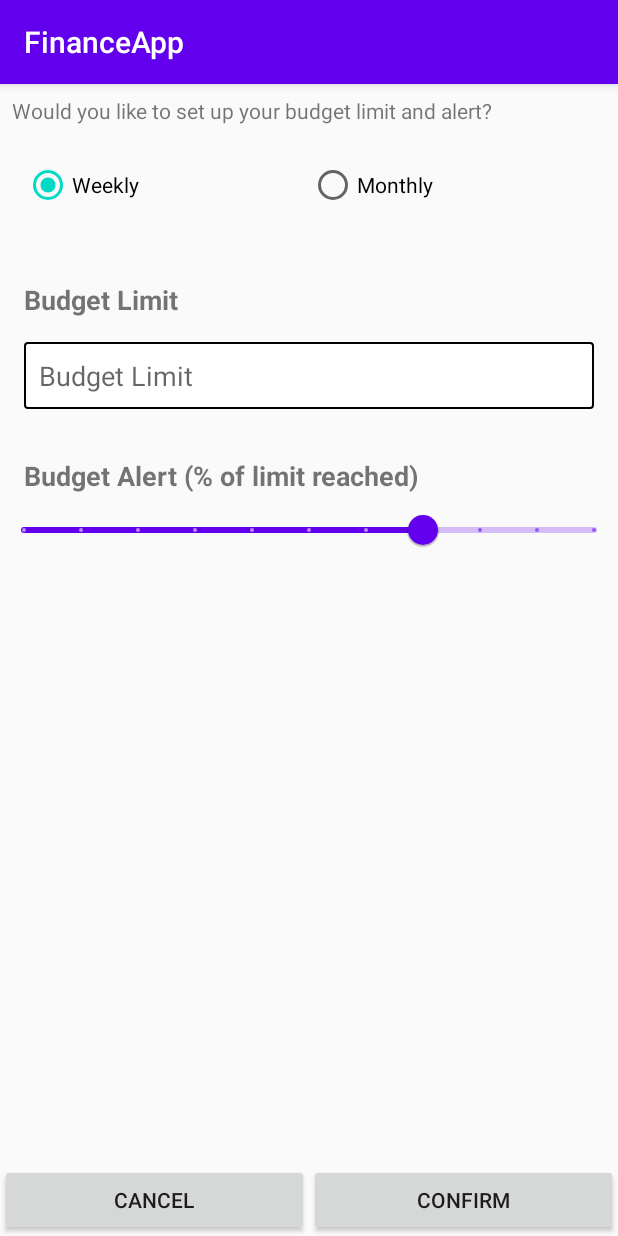
After one commit to csc668-868-hakunamatata/android-finance-app, an Android app: the InitSetupActivity screen opened directly, with no data from a screen before it, on a phone screen of 412 x 824 dp. The commit adds this screen. Run offline under Robolectric (Android 15) with nearby library versions, the phone set to English and light mode, and no system bars; our stand-ins replace Firebase (no records; nobody signed in at launch, a user with empty details on screens opened directly).

Commit message:
Added Initial setup activity
Added initial setup for first time login. This includes setting up budget limit and setting alert %. Only front end is completed. Commented out push notification

```diff
--- a/app/src/main/AndroidManifest.xml
+++ b/app/src/main/AndroidManifest.xml
@@ -8,13 +8,13 @@
         android:roundIcon="@mipmap/ic_launcher_round"
         android:supportsRtl="true"
         android:theme="@style/AppTheme">
-        <activity android:name=".activities.NewTransactionActivity"
+        <activity android:name=".activities.InitSetupActivity"></activity>
+        <activity
+            android:name=".activities.NewTransactionActivity"
             android:theme="@style/AppTheme.NoActionBar" />
         <activity
             android:name=".activities.HomePageActivity"
             android:theme="@style/AppTheme.NoActionBar" />
-
-
         <activity android:name=".activities.SignupActivity" />
         <activity android:name=".activities.LoginActivity">
             <intent-filter>
--- a/app/src/main/java/com/example/financeapp/activities/HomePageActivity.java
+++ b/app/src/main/java/com/example/financeapp/activities/HomePageActivity.java
@@ -1,6 +1,7 @@
 package com.example.financeapp.activities;
 
 import androidx.annotation.NonNull;
+import androidx.annotation.RequiresApi;
 import androidx.appcompat.app.ActionBarDrawerToggle;
 import androidx.appcompat.app.AppCompatActivity;
 import androidx.core.app.NotificationCompat;
@@ -124,14 +125,15 @@ public class HomePageActivity extends AppCompatActivity implements View.OnClickL
             String clientId = mAuth.getCurrentUser().getUid();
             DatabaseReference ref = FirebaseDatabase.getInstance().getReference("Clients/" + clientId);
             ref.child("currentBalance").get().addOnCompleteListener(new OnCompleteListener<DataSnapshot>() {
+                @RequiresApi(api = Build.VERSION_CODES.KITKAT)
                 @Override
                 public void onComplete(@NonNull Task<DataSnapshot> task) {
                     if (task.isSuccessful()) {
                         currentBalance.setText(String.valueOf(Objects.requireNonNull(task.getResult()).getValue()));
                         if (task.getResult() != null){
-                           if (task.getResult().getValue() != null && (long) task.getResult().getValue() <=0.0){
-                               createBudgetAlert("You have exceeded the Budget Limit!");
-                           };
+//                           if (task.getResult().getValue() != null && (long) task.getResult().getValue() <=0.0){
+//                               createBudgetAlert("You have exceeded the Budget Limit!");
+//                           };
                         }
                         Log.d("TheCurrentBalance", Objects.requireNonNull(task.getResult().getValue()).toString());
                     } else {
--- /dev/null
+++ b/app/src/main/java/com/example/financeapp/activities/InitSetupActivity.java
@@ -0,0 +1,36 @@
+package com.example.financeapp.activities;
+
+import androidx.appcompat.app.AppCompatActivity;
+
+import android.os.Bundle;
+import android.view.View;
+import android.widget.Button;
+import android.widget.EditText;
+import android.widget.RadioGroup;
+
+import com.example.financeapp.R;
+import com.google.firebase.auth.FirebaseAuth;
+
+public class InitSetupActivity extends AppCompatActivity {
+    private EditText budgetLimit;
+    private Button submit, cancel;
+    private FirebaseAuth mAuth;
+    private RadioGroup initRadioGroup;
+
+    @Override
+    protected void onCreate(Bundle savedInstanceState) {
+        super.onCreate(savedInstanceState);
+        setContentView(R.layout.activity_init_setup);
+        budgetLimit = (EditText) findViewById(R.id.ET_budgetLimit);
+        submit = (Button) findViewById(R.id.btn_confirm);
+        cancel = (Button) findViewById(R.id.btn_cancel);
+        initRadioGroup = (RadioGroup)findViewById(R.id.RG_initSetUp);
+        mAuth = FirebaseAuth.getInstance();
+    }
+    public void cancelBudgetLimit(View view){
+
+    }
+    public void submitBudgetLimit(View view) {
+
+    }
+}
--- /dev/null
+++ b/app/src/main/res/layout/activity_init_setup.xml
@@ -0,0 +1,103 @@
+<?xml version="1.0" encoding="utf-8"?>
+<LinearLayout xmlns:android="http://schemas.android.com/apk/res/android"
+    xmlns:app="http://schemas.android.com/apk/res-auto"
+    xmlns:tools="http://schemas.android.com/tools"
+    android:layout_width="match_parent"
+    android:layout_height="match_parent"
+    tools:context=".activities.InitSetupActivity"
+    android:orientation="vertical">
+    <TextView
+        android:layout_width="match_parent"
+        android:layout_height="wrap_content"
+        android:layout_margin="8dp"
+        android:layout_marginTop="32dp"
+        android:text="@string/initPrompt"/>
+    <RadioGroup
+        android:id="@+id/RG_initSetUp"
+        android:layout_width="match_parent"
+        android:layout_height="wrap_content"
+        android:layout_margin="16dp"
+        android:orientation="horizontal">
+        <RadioButton
+            android:id="@+id/RB_weekly"
+            android:layout_weight="1"
+            android:layout_width="0dp"
+            android:layout_height="match_parent"
+            android:checked="true"
+            android:text="Weekly"/>
+        <RadioButton
+            android:id="@+id/RB_monthly"
+            android:layout_weight="1"
+            android:layout_width="0dp"
+            android:layout_height="match_parent"
+            android:text="Monthly"/>
+    </RadioGroup>
+    <TextView
+        android:layout_width="match_parent"
+        android:layout_height="wrap_content"
+        android:layout_marginStart="16dp"
+        android:layout_marginLeft="16dp"
+        android:layout_marginTop="32dp"
+        android:textAlignment="textStart"
+        android:text="@string/budgetLimit"
+        android:textSize="18sp"
+        android:textStyle="bold" />
+    <EditText
+        android:id="@+id/ET_budgetLimit"
+        android:layout_width="match_parent"
+        android:layout_height="wrap_content"
+        android:layout_marginStart="16dp"
+        android:layout_marginLeft="16dp"
+        android:layout_marginTop="16dp"
+        android:layout_marginEnd="16dp"
+        android:layout_marginRight="16dp"
+        android:hint="@string/budgetLimit"
+        android:background="@drawable/text_border"
+        android:inputType="numberDecimal"
+        android:textSize="18sp"
+        android:padding="10dp"
+        android:autofillHints="" />
+    <TextView
+        android:layout_width="match_parent"
+        android:layout_height="wrap_content"
+        android:layout_marginStart="16dp"
+        android:layout_marginLeft="16dp"
+        android:layout_marginTop="32dp"
+        android:textAlignment="textStart"
+        android:text="@string/budgetAlert"
+        android:textSize="18sp"
+        android:textStyle="bold" />
+    <com.google.android.material.slider.Slider
+        android:id="@+id/SL_budgetAlert"
+        android:layout_width="match_parent"
+        android:layout_height="wrap_content"
+        android:valueFrom="0.0"
+        android:valueTo="100.0"
+        android:stepSize="10.0"
+        android:value="70.0"/>
+    <LinearLayout
+        android:id="@+id/ll_buttons"
+        android:layout_width="match_parent"
+        android:layout_height="0dp"
+        android:layout_weight="1"
+        android:layout_gravity="bottom"
+        android:orientation="horizontal">
+        <Button
+            android:id="@+id/btn_cancel"
+            android:layout_width="0dp"
+            android:layout_height="wrap_content"
+            android:layout_weight="1"
+            android:layout_gravity="bottom"
+            android:text="Cancel"
+            android:onClick="cancelBudgetLimit"/>
+        <Button
+            android:id="@+id/btn_confirm"
+            android:layout_width="0dp"
+            android:layout_height="wrap_content"
+            android:layout_weight="1"
+            android:layout_gravity="bottom"
+            android:text="Confirm"
+            android:onClick="submitBudgetLimit"/>
+    </LinearLayout>
+
+</LinearLayout>
--- a/app/src/main/res/values/strings.xml
+++ b/app/src/main/res/values/strings.xml
@@ -42,5 +42,8 @@
     <string name="profile">Profile</string>
     <string name="history">History</string>
     <string name="home">Home</string>
+    <string name="initPrompt">Would you like to set up your budget limit and alert?</string>
+    <string name="budgetLimit">Budget Limit</string>
+    <string name="budgetAlert">Budget Alert (% of limit reached)</string>
 
 </resources>
```
